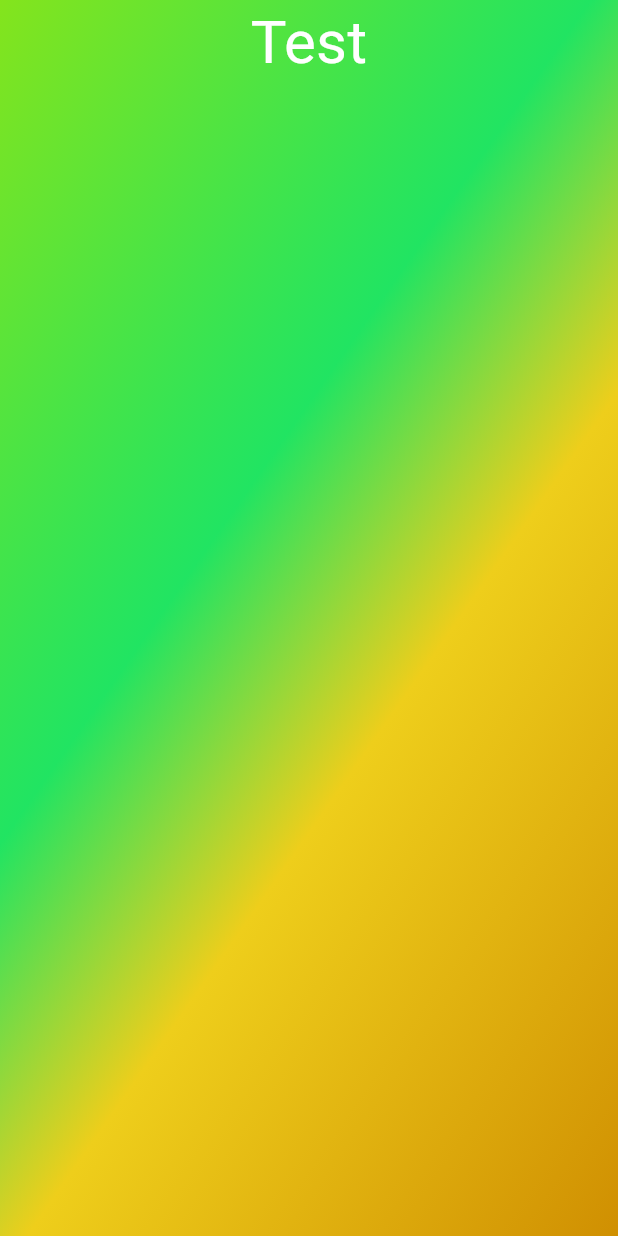
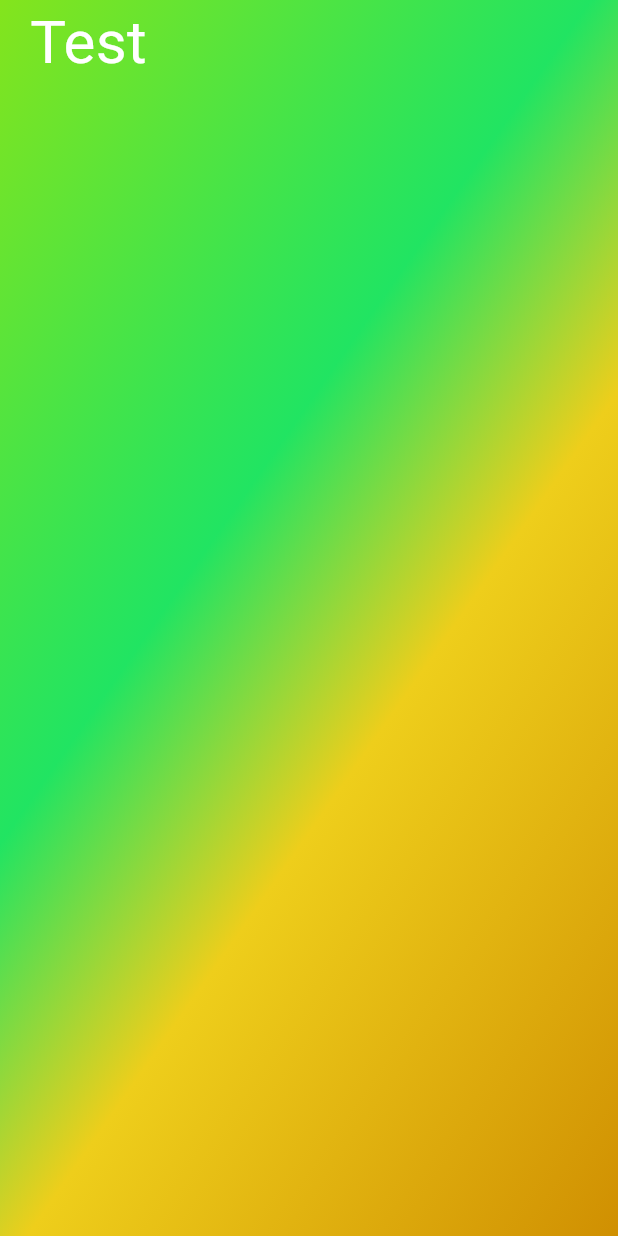
Before and after one commit to MartinezSDiego/mobile_window_features, a Flutter app: the screen it shows after launch, after a tap on "Go BoundedPage", on a phone screen of 412 x 824 dp. Run offline on Flutter 3.47's test engine with Material 3 defaults, Android fonts, the phone set to English and light mode, and no system bars; our stand-ins replace plugin_platform_interface.

Commit message:
0.0.3 Fixes
- Improve example to show
- Add validations avoiding problems with iOS platform
- Update package configuration

```diff
--- a/example/lib/bounded_page.dart
+++ /dev/null
@@ -1,57 +0,0 @@
-import 'dart:math' as math;
-
-import 'package:flutter/material.dart';
-
-import 'package:mobile_window_features/mobile_window_features.dart';
-import 'package:mobile_window_features/status_navigation_bars_options.dart';
-
-class BoundedPage extends StatelessWidget {
-  const BoundedPage({Key? key}) : super(key: key);
-
-  @override
-  Widget build(BuildContext context) {
-    MobileWindowFeatures.setScreenProperties(
-        ScreenLimits.pageDrawLimitedByStatusBarNavigationBar,
-        Colors.blue,
-        StatusBarThemeMWF.darkStatusBar,
-        Colors.white,
-        NavigationBarThemeMWF.lightNavigationBar);
-
-    return Scaffold(
-      body: Stack(
-        children: [
-          Container(
-            decoration: createBackground(),
-          ),
-          Column(children: [
-            Row(
-              children: const [
-                Expanded(
-                    child: Text(
-                  "Test",
-                  style: TextStyle(color: Colors.white, fontSize: 40),
-                  textAlign: TextAlign.center,
-                ))
-              ],
-            ),
-          ]),
-        ],
-      ),
-    );
-  }
-
-  BoxDecoration createBackground() {
-    return const BoxDecoration(
-        gradient: LinearGradient(
-            begin: Alignment.topCenter,
-            end: Alignment.bottomCenter,
-            colors: [
-              Color.fromARGB(255, 134, 228, 27),
-              Color.fromARGB(255, 33, 228, 98),
-              Color.fromARGB(255, 238, 206, 27),
-              Color.fromARGB(255, 207, 142, 1),
-            ],
-            stops: [0.0, 0.4, 0.6, 1.0],
-            transform: GradientRotation(305 * math.pi / 180)));
-  }
-}
--- a/example/lib/main.dart
+++ b/example/lib/main.dart
@@ -1,36 +1,21 @@
+import 'dart:math' as math;
+
 import 'package:flutter/material.dart';
-import 'dart:async';
-
-import 'unbounded_page.dart';
+import 'package:mobile_window_features/mobile_window_features.dart';
+import 'package:mobile_window_features/status_navigation_bars_options.dart';
 
 void main() {
   runApp(const MyApp());
 }
 
 class MyApp extends StatefulWidget {
-  const MyApp({Key? key}) : super(key: key);
+  const MyApp({super.key});
 
   @override
   State<MyApp> createState() => _MyAppState();
 }
 
 class _MyAppState extends State<MyApp> {
-  @override
-  void initState() {
-    super.initState();
-    initPlatformState();
-  }
-
-  // Platform messages are asynchronous, so we initialize in an async method.
-  Future<void> initPlatformState() async {
-    // If the widget was removed from the tree while the asynchronous platform
-    // message was in flight, we want to discard the reply rather than calling
-    // setState to update our non-existent appearance.
-    if (!mounted) return;
-
-    setState(() {});
-  }
-
   @override
   Widget build(BuildContext context) {
     return const MaterialApp(
@@ -39,3 +24,126 @@ class _MyAppState extends State<MyApp> {
     );
   }
 }
+
+class BoundedPage extends StatelessWidget {
+  const BoundedPage({super.key});
+
+  @override
+  Widget build(BuildContext context) {
+    MobileWindowFeatures.setScreenProperties(
+        screenLimits: ScreenLimits.pageDrawLimitedByStatusBarNavigationBar,
+        statusBarColor: Colors.blue,
+        statusBarTheme: StatusBarThemeMWF.darkStatusBar,
+        navigationBarColor: Colors.white,
+        navigationBarTheme: NavigationBarThemeMWF.lightNavigationBar);
+
+    return Scaffold(
+      body: Stack(
+        children: [
+          Container(
+            decoration: createBackground(),
+          ),
+          const Column(
+            children: [
+              Row(
+                children: [
+                  Expanded(
+                      child: Padding(
+                    padding: EdgeInsets.fromLTRB(20.0, 0.0, 0.0, 0.0),
+                    child: Text(
+                      "Test",
+                      style: TextStyle(color: Colors.white, fontSize: 40),
+                      textAlign: TextAlign.start,
+                    ),
+                  ))
+                ],
+              ),
+            ],
+          ),
+        ],
+      ),
+    );
+  }
+
+  BoxDecoration createBackground() {
+    return const BoxDecoration(
+        gradient: LinearGradient(
+            begin: Alignment.topCenter,
+            end: Alignment.bottomCenter,
+            colors: [
+              Color.fromARGB(255, 134, 228, 27),
+              Color.fromARGB(255, 33, 228, 98),
+              Color.fromARGB(255, 238, 206, 27),
+              Color.fromARGB(255, 207, 142, 1),
+            ],
+            stops: [0.0, 0.4, 0.6, 1.0],
+            transform: GradientRotation(305 * math.pi / 180)));
+  }
+}
+
+class UnboundedPage extends StatelessWidget {
+  const UnboundedPage({super.key});
+
+  @override
+  Widget build(BuildContext context) {
+    MobileWindowFeatures.setScreenProperties(
+        screenLimits: ScreenLimits.pageDrawBehindTheStatusBarNavigationBar,
+        statusBarColor: Colors.transparent,
+        statusBarTheme: StatusBarThemeMWF.darkStatusBar,
+        navigationBarColor: Colors.transparent,
+        navigationBarTheme: NavigationBarThemeMWF.darkNavigationBar);
+
+    return Scaffold(
+      body: Stack(
+        children: [
+          Container(
+            decoration: createBackground(),
+          ),
+          Column(
+            children: [
+              const Row(
+                children: [
+                  Expanded(
+                    child: Padding(
+                      padding: EdgeInsets.fromLTRB(20.0, 0.0, 0.0, 0.0),
+                      child: Text(
+                        "Test",
+                        style: TextStyle(color: Colors.red, fontSize: 40),
+                        textAlign: TextAlign.start,
+                      ),
+                    ),
+                  )
+                ],
+              ),
+              TextButton(
+                onPressed: () {
+                  Navigator.push(
+                    context,
+                    MaterialPageRoute(
+                        builder: (context) => const BoundedPage()),
+                  );
+                },
+                child: const Text("Go BoundedPage"),
+              )
+            ],
+          ),
+        ],
+      ),
+    );
+  }
+
+  BoxDecoration createBackground() {
+    return const BoxDecoration(
+        gradient: LinearGradient(
+            begin: Alignment.topCenter,
+            end: Alignment.bottomCenter,
+            colors: [
+              Color.fromARGB(255, 8, 25, 49),
+              Color.fromARGB(255, 11, 47, 98),
+              Color.fromARGB(255, 36, 69, 114),
+              Color.fromARGB(255, 31, 69, 123),
+            ],
+            stops: [0.0, 0.4, 0.6, 1.0],
+            transform: GradientRotation(305 * math.pi / 180)));
+  }
+}
--- a/example/lib/unbounded_page.dart
+++ /dev/null
@@ -1,68 +0,0 @@
-import 'dart:math' as math;
-
-import 'package:flutter/material.dart';
-
-import 'package:mobile_window_features/mobile_window_features.dart';
-import 'package:mobile_window_features/status_navigation_bars_options.dart';
-
-import 'bounded_page.dart';
-
-class UnboundedPage extends StatelessWidget {
-  const UnboundedPage({Key? key}) : super(key: key);
-
-  @override
-  Widget build(BuildContext context) {
-    MobileWindowFeatures.setScreenProperties(
-        ScreenLimits.pageDrawBehindTheStatusBarNavigationBar,
-        Colors.transparent,
-        StatusBarThemeMWF.darkStatusBar,
-        Colors.transparent,
-        NavigationBarThemeMWF.darkNavigationBar);
-
-    return Scaffold(
-      body: Stack(
-        children: [
-          Container(
-            decoration: createBackground(),
-          ),
-          Column(children: [
-            Row(
-              children: const [
-                Expanded(
-                    child: Text(
-                  "Test",
-                  style: TextStyle(color: Colors.white, fontSize: 40),
-                  textAlign: TextAlign.center,
-                ))
-              ],
-            ),
-            TextButton(
-              onPressed: () {
-                Navigator.push(
-                  context,
-                  MaterialPageRoute(builder: (context) => const BoundedPage()),
-                );
-              },
-              child: const Text("Go BoundedPage"),
-            )
-          ]),
-        ],
-      ),
-    );
-  }
-
-  BoxDecoration createBackground() {
-    return const BoxDecoration(
-        gradient: LinearGradient(
-            begin: Alignment.topCenter,
-            end: Alignment.bottomCenter,
-            colors: [
-              Color.fromARGB(255, 8, 25, 49),
-              Color.fromARGB(255, 11, 47, 98),
-              Color.fromARGB(255, 36, 69, 114),
-              Color.fromARGB(255, 31, 69, 123),
-            ],
-            stops: [0.0, 0.4, 0.6, 1.0],
-            transform: GradientRotation(305 * math.pi / 180)));
-  }
-}
--- a/lib/mobile_window_features.dart
+++ b/lib/mobile_window_features.dart
@@ -1,3 +1,4 @@
+import 'dart:io';
 import 'dart:ui';
 
 import 'package:mobile_window_features/status_navigation_bars_options.dart';
@@ -99,60 +100,71 @@ class MobileWindowFeatures {
   static const int flagWatchOutsideTouch = 0x00040000;
 
   /// Adds flags [flags] to the WindowManager.LayoutParams
-  static Future<bool?> addFlags(int flags) async {
+  static Future<bool?> addFlags({required int flags}) async {
+    if (!Platform.isAndroid) return Future.value(true);
     return await MobileWindowFeaturesPlatform.instance.addFlags(flags);
   }
 
   /// Clears flags [flags] from the WindowManager.LayoutParams
-  static Future<bool?> clearFlags(int flags) async {
+  static Future<bool?> clearFlags({required int flags}) async {
+    if (!Platform.isAndroid) return Future.value(true);
     return await MobileWindowFeaturesPlatform.instance.clearFlags(flags);
   }
 
   /// Set flags [flags] from the WindowManager.LayoutParams
-  static Future<bool?> setFlags(int flags, int mask) async {
+  static Future<bool?> setFlags({required int flags, required int mask}) async {
+    if (!Platform.isAndroid) return Future.value(true);
     return await MobileWindowFeaturesPlatform.instance.setFlags(flags, mask);
   }
 
   /// Set Decor Fits System Windows [decorFitsSystemWindows] from the Window
   static Future<bool?> setDecorFitsSystemWindows(
-      bool decorFitsSystemWindows) async {
+      {required bool decorFitsSystemWindows}) async {
+    if (!Platform.isAndroid) return Future.value(true);
     return await MobileWindowFeaturesPlatform.instance
         .setDecorFitsSystemWindows(decorFitsSystemWindows);
   }
 
-  static Future<bool?> setScreenLimits(ScreenLimits screenLimits) async {
+  static Future<bool?> setScreenLimits(
+      {required ScreenLimits screenLimits}) async {
+    if (!Platform.isAndroid) return Future.value(true);
     return await MobileWindowFeaturesPlatform.instance
         .setScreenLimits(screenLimits.idScreenLimits);
   }
 
-  static Future<bool?> setStatusBarColor(Color color) async {
+  static Future<bool?> setStatusBarColor({required Color color}) async {
+    if (!Platform.isAndroid) return Future.value(true);
     return await MobileWindowFeaturesPlatform.instance
         .setStatusBarColor(color.value);
   }
 
-  static Future<bool?> setNavigationBarColor(Color color) async {
+  static Future<bool?> setNavigationBarColor({required Color color}) async {
+    if (!Platform.isAndroid) return Future.value(true);
     return await MobileWindowFeaturesPlatform.instance
         .setNavigationBarColor(color.value);
   }
 
   static Future<bool?> setStatusBarTheme(
-      StatusBarThemeMWF statusBarTheme) async {
+      {required StatusBarThemeMWF statusBarTheme}) async {
+    if (!Platform.isAndroid) return Future.value(true);
     return await MobileWindowFeaturesPlatform.instance
         .setStatusBarTheme(statusBarTheme.idStatusBarTheme);
   }
 
   static Future<bool?> setNavigationBarTheme(
-      NavigationBarThemeMWF navigationBarTheme) async {
+      {required NavigationBarThemeMWF navigationBarTheme}) async {
+    if (!Platform.isAndroid) return Future.value(true);
     return await MobileWindowFeaturesPlatform.instance
         .setNavigationBarTheme(navigationBarTheme.idNavigationBarTheme);
   }
 
   static Future<bool?> setScreenProperties(
-      ScreenLimits screenLimits,
-      Color statusBarColor,
-      StatusBarThemeMWF statusBarTheme,
-      Color navigationBarColor,
-      NavigationBarThemeMWF navigationBarTheme) async {
+      {required ScreenLimits screenLimits,
+      required Color statusBarColor,
+      required StatusBarThemeMWF statusBarTheme,
+      required Color navigationBarColor,
+      required NavigationBarThemeMWF navigationBarTheme}) async {
+    if (!Platform.isAndroid) return Future.value(true);
     await MobileWindowFeaturesPlatform.instance
         .setScreenLimits(screenLimits.idScreenLimits);
     await MobileWindowFeaturesPlatform.instance
--- a/pubspec.yaml
+++ b/pubspec.yaml
@@ -1,11 +1,11 @@
 name: mobile_window_features
 description: Plugin created to change some necessary configuartion in the Android window to draw behind the status bar and the navigation bar.
-version: 0.0.2
+version: 0.0.3
 homepage:
 repository: https://github.com/MartinezSDiego/mobile_window_features
 
 environment:
-  sdk: ">=2.17.3 <3.0.0"
+  sdk: ">=2.17.3 <4.0.0"
   flutter: ">=2.5.0"
 
 dependencies:
@@ -16,7 +16,7 @@ dependencies:
 dev_dependencies:
   flutter_test:
     sdk: flutter
-  flutter_lints: ^2.0.0
+  flutter_lints: ^4.0.0
 
 # For information on the generic Dart part of this file, see the
 # following page: https://dart.dev/tools/pub/pubspec
```
Also changed, not shown: example/pubspec.yaml (+10 -9 lines), example/pubspec.lock, 8 other files.
